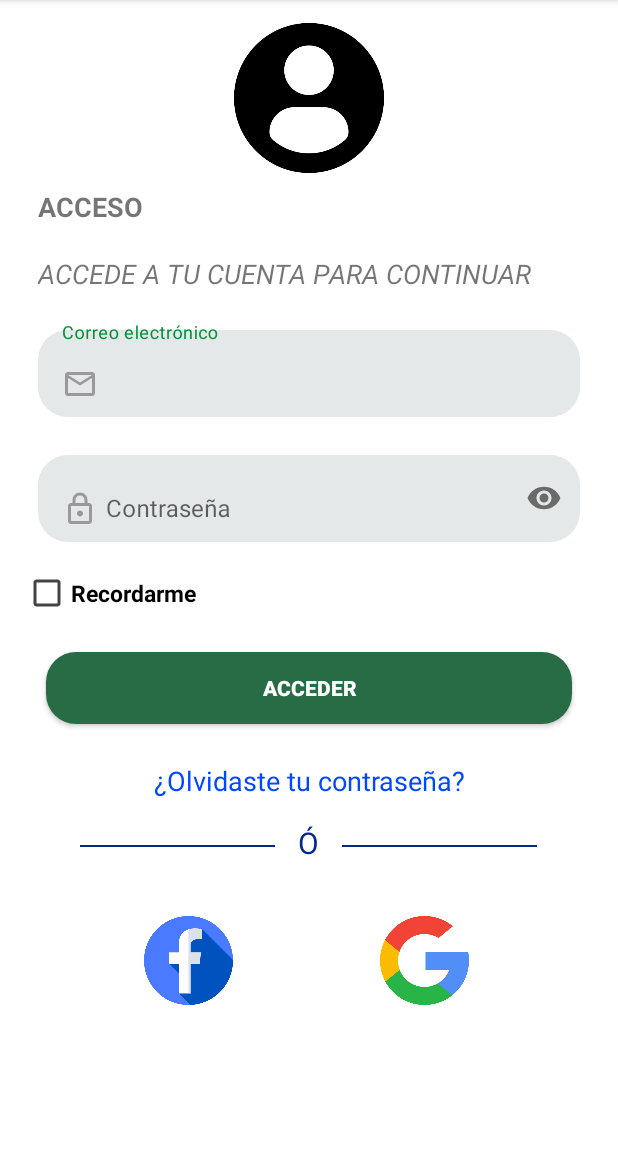
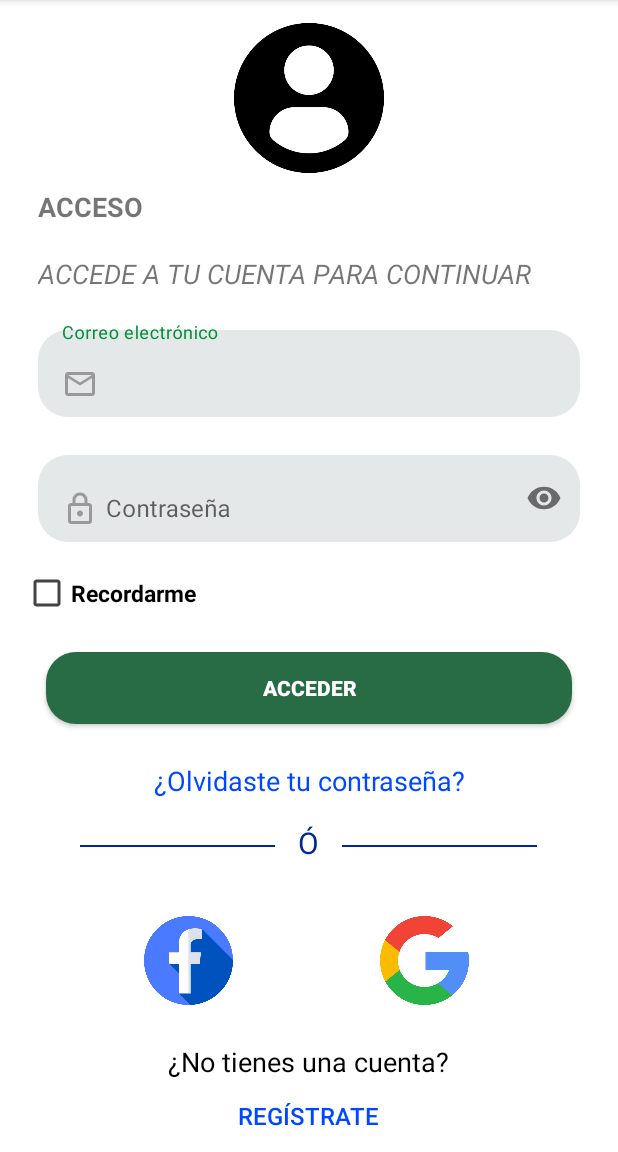
Before and after one commit to HackathonNicaragua2019/INNOVA-REVOLUTION, an Android app: the screen it shows after launch (MainActivity), on a phone screen of 412 x 824 dp, the part 84-1236 px from its top. Run offline under Robolectric (Android 15) with nearby library versions, the phone set to English and light mode, and no system bars.

Commit message:
Frontend - Login
Diseño de pantalla de Login terminada

```diff
--- a/app/src/main/res/layout/activity_main.xml
+++ b/app/src/main/res/layout/activity_main.xml
@@ -151,6 +151,23 @@
                         android:src="@drawable/google"/>
                 </TableRow>
             </TableLayout>
+            <androidx.appcompat.widget.AppCompatTextView
+                android:layout_width="wrap_content"
+                android:layout_height="wrap_content"
+                android:text="@string/no_tienes_una_cuenta"
+                android:textAlignment="center"
+                android:textSize="18sp"
+                android:textColor="@color/black"
+                android:textColorLink="#0048FF"
+                android:layout_marginTop="10dp"/>
+            <androidx.appcompat.widget.AppCompatButton
+                android:id="@+id/btnRegister"
+                android:layout_width="wrap_content"
+                android:layout_height="wrap_content"
+                android:textSize="16sp"
+                android:background="#00000000"
+                android:text="@string/reg_strate"
+                android:textColor="#0048FF"/>
         </androidx.appcompat.widget.LinearLayoutCompat>
     </androidx.appcompat.widget.LinearLayoutCompat>
 </ScrollView>
--- a/app/src/main/res/values/strings.xml
+++ b/app/src/main/res/values/strings.xml
@@ -9,4 +9,6 @@
     <string name="acceder">ACCEDER</string>
     <string name="olvidaste_tu_contrase_a">¿Olvidaste tu contraseña?</string>
     <string name="O">Ó</string>
+    <string name="reg_strate">Regístrate</string>
+    <string name="no_tienes_una_cuenta">¿No tienes una cuenta?</string>
 </resources>
```
